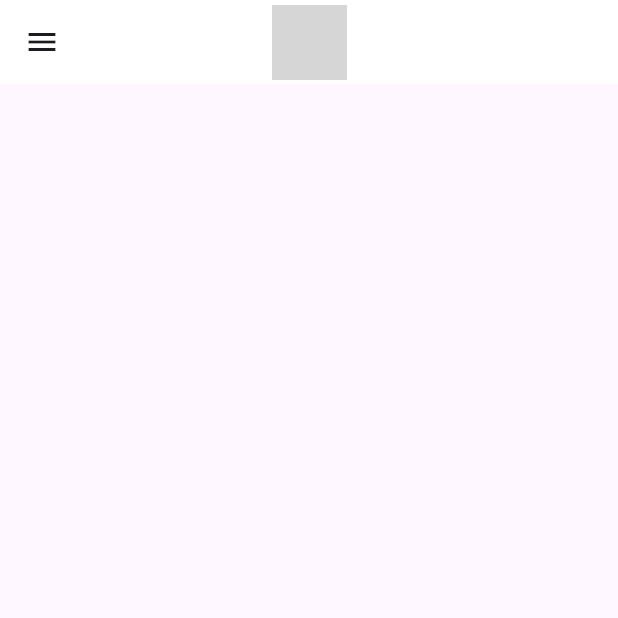
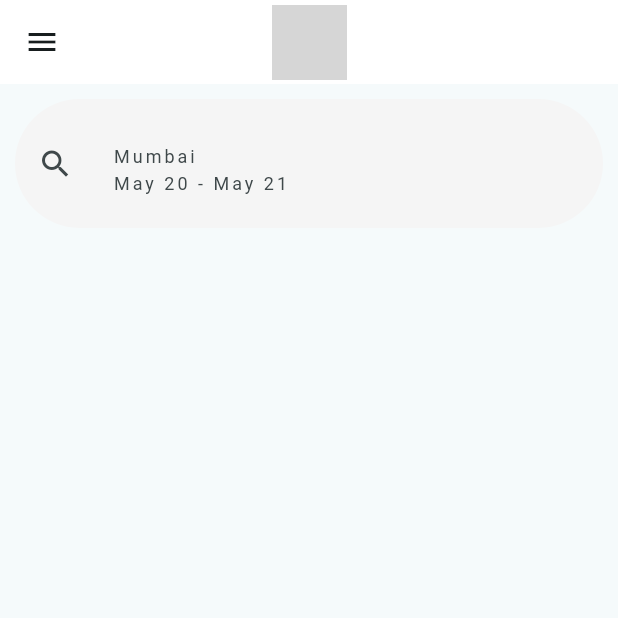
Before and after one commit to aryanbp/oyo_ui, a Flutter app: the screen it shows after launch, on a phone screen of 412 x 824 dp, the top half of it. Run offline on Flutter 3.47's test engine with Material 3 defaults, Android fonts, the phone set to English and light mode, and no system bars; grey boxes are pictures that could not be loaded.

Commit message:
Search Box UI & Date Formatting

```diff
--- a/lib/main.dart
+++ b/lib/main.dart
@@ -1,4 +1,5 @@
 import 'package:flutter/material.dart';
+import 'package:intl/intl.dart';
 
 void main() {
   runApp(const MyApp());
@@ -12,10 +13,11 @@ class MyApp extends StatelessWidget {
     return MaterialApp(
       title: 'OYO',
       theme: ThemeData(
-        colorScheme: ColorScheme.fromSeed(seedColor: Colors.deepPurple),
+        colorScheme: ColorScheme.fromSeed(seedColor: Colors.grey),
         useMaterial3: true,
       ),
       home: const MyHomePage(title: 'OYO'),
+      debugShowCheckedModeBanner: false,
     );
   }
 }
@@ -43,6 +45,39 @@ class _MyHomePageState extends State<MyHomePage> {
         ),
       ),
       drawer: const Drawer(),
+      body: Center(
+        child: Padding(
+          padding: const EdgeInsets.all(10.0),
+          child: Column(
+            mainAxisAlignment: MainAxisAlignment.start,
+            children: <Widget>[
+              //Search Box
+              Container(
+                width: double.infinity,
+                padding: EdgeInsets.all(15.0),
+                decoration: BoxDecoration(
+                    color: Colors.grey.shade100,
+                    borderRadius: BorderRadius.circular(50)),
+                child: TextField(
+                  cursorHeight: 25,
+                  maxLines: null,
+                  decoration: InputDecoration(
+                    contentPadding: EdgeInsets.all(10.0),
+                    border: InputBorder.none,
+                    icon: const Icon(Icons.search),
+                    hintText:
+                    'Mumbai\n${DateFormat.MMMd().format(DateTime.now())} - ${DateFormat.MMMd().format(DateTime.now().add(Duration(days: 1)))}',
+                    hintStyle: const TextStyle(
+                      fontSize: 12,
+                      letterSpacing: 2,
+                    ),
+                  ),
+                ),
+              ),
+            ],
+          ),
+        ),
+      ),
     );
   }
 }
--- a/pubspec.yaml
+++ b/pubspec.yaml
@@ -35,6 +35,7 @@ dependencies:
   # The following adds the Cupertino Icons font to your application.
   # Use with the CupertinoIcons class for iOS style icons.
   cupertino_icons: ^1.0.6
+  intl: ^0.19.0
 
 dev_dependencies:
   flutter_test:
```
Also changed, not shown: pubspec.lock.
